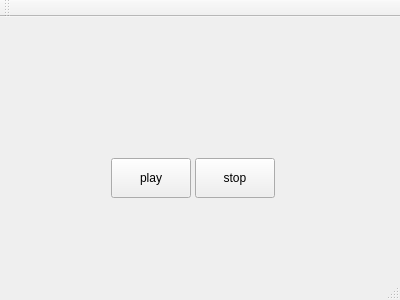
saibi/cam_gst_qt, file hello/mainwindow.ui: the form before one commit.
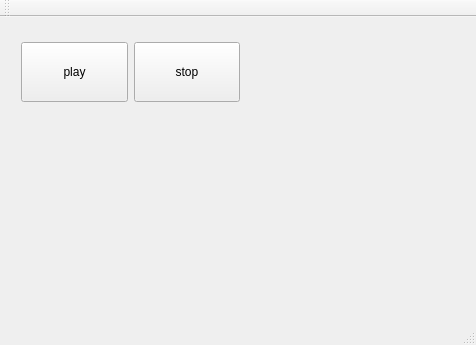
The form after the commit.

Commit message: parse_launch description string

```diff
--- a/hello/mainwindow.ui
+++ b/hello/mainwindow.ui
@@ -6,8 +6,8 @@
    <rect>
     <x>0</x>
     <y>0</y>
-    <width>400</width>
-    <height>300</height>
+    <width>476</width>
+    <height>345</height>
    </rect>
   </property>
   <property name="windowTitle">
@@ -17,10 +17,10 @@
    <widget class="QWidget" name="widget_btn" native="true">
     <property name="geometry">
      <rect>
-      <x>100</x>
-      <y>130</y>
-      <width>184</width>
-      <height>58</height>
+      <x>10</x>
+      <y>10</y>
+      <width>241</width>
+      <height>91</height>
      </rect>
     </property>
     <layout class="QHBoxLayout" name="horizontalLayout">
@@ -28,8 +28,8 @@
       <widget class="QPushButton" name="pushButton_play">
        <property name="minimumSize">
         <size>
-         <width>80</width>
-         <height>40</height>
+         <width>100</width>
+         <height>60</height>
         </size>
        </property>
        <property name="text">
@@ -41,8 +41,8 @@
       <widget class="QPushButton" name="pushButton_stop">
        <property name="minimumSize">
         <size>
-         <width>80</width>
-         <height>40</height>
+         <width>100</width>
+         <height>60</height>
         </size>
        </property>
        <property name="text">
```
Left out of the diff: 2 changed lines with no effect on the pictures. The commit also changes 1 other file.
